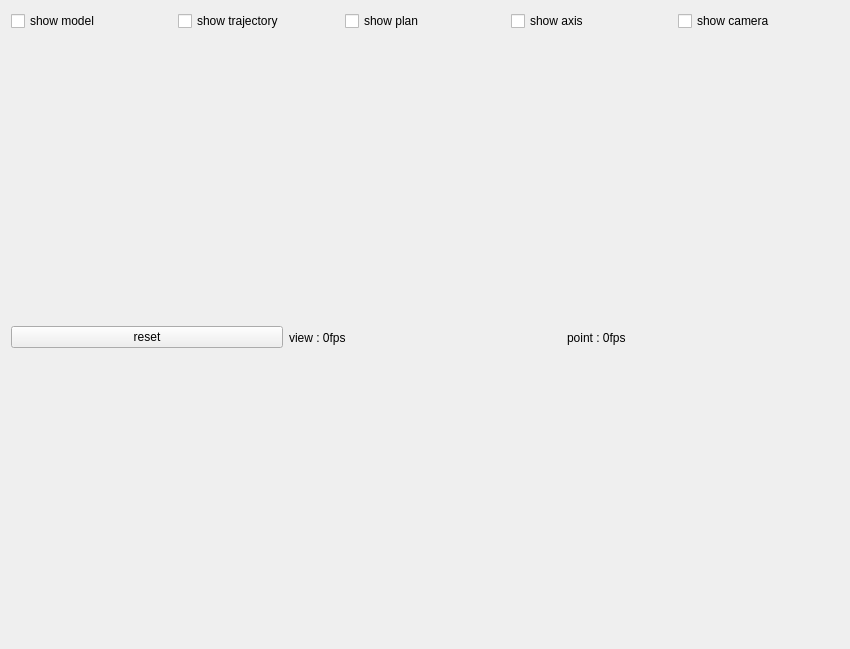
The window that src/form3DViewWindow/form3dviewwindow.ui (guanglun/GLMocap) describes before a commit, drawn with Qt 5.
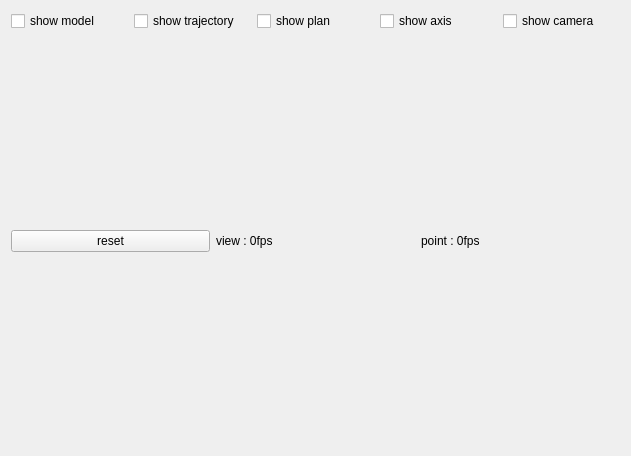
The same window after the commit.

```diff
--- a/src/form3DViewWindow/form3dviewwindow.ui
+++ b/src/form3DViewWindow/form3dviewwindow.ui
@@ -6,8 +6,8 @@
    <rect>
     <x>0</x>
     <y>0</y>
-    <width>850</width>
-    <height>649</height>
+    <width>631</width>
+    <height>456</height>
    </rect>
   </property>
   <property name="minimumSize">
@@ -25,7 +25,7 @@
   <property name="windowTitle">
    <string>Form3DViewWindow</string>
   </property>
-  <layout class="QGridLayout" name="gridLayout" rowstretch="1000,1,0,0,0,0,0,0">
+  <layout class="QGridLayout" name="gridLayout" rowstretch="1000,1,0,0">
    <item row="1" column="0">
     <layout class="QHBoxLayout" name="horizontalLayout">
      <property name="bottomMargin">
```
